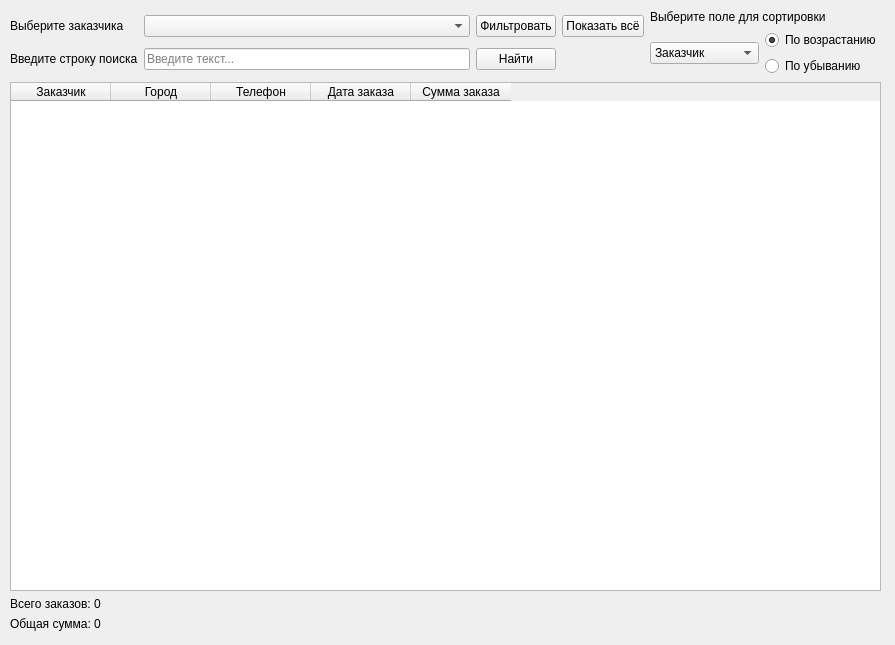
Above: module7/ui/main_window.ui from RKviZitNT/demoex before the change. Below: the same form after it.
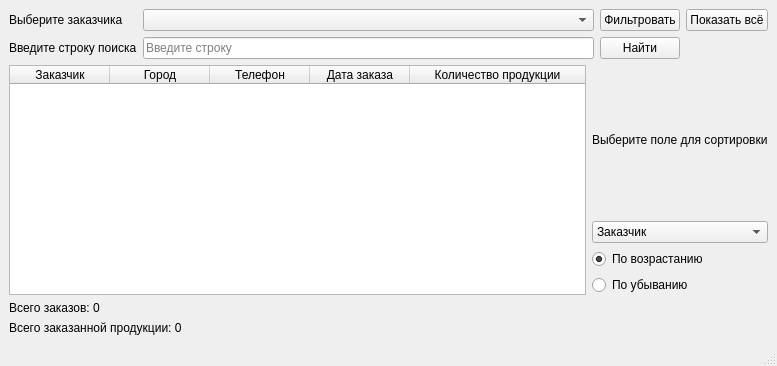
That is the form after the change.

```diff
--- a/module7/ui/main_window.ui
+++ b/module7/ui/main_window.ui
@@ -6,52 +6,25 @@
    <rect>
     <x>0</x>
     <y>0</y>
-    <width>895</width>
-    <height>645</height>
+    <width>777</width>
+    <height>366</height>
    </rect>
   </property>
+  <property name="minimumSize">
+   <size>
+    <width>777</width>
+    <height>366</height>
+   </size>
+  </property>
   <property name="windowTitle">
    <string>Работа с заказами</string>
   </property>
-  <widget class="QWidget" name="general">
-   <widget class="QWidget" name="verticalLayoutWidget_3">
-    <property name="geometry">
-     <rect>
-      <x>10</x>
-      <y>10</y>
-      <width>871</width>
-      <height>621</height>
-     </rect>
-    </property>
-    <layout class="QVBoxLayout" name="verticalLayout">
+  <widget class="QWidget" name="centralwidget">
+   <layout class="QVBoxLayout" name="verticalLayout_4">
      <item>
-      <layout class="QHBoxLayout" name="topPanelLayout">
+     <layout class="QVBoxLayout" name="verticalLayout_3">
        <item>
         <layout class="QGridLayout" name="gridLayout">
-         <item row="0" column="3">
-          <widget class="QPushButton" name="btnShowAll">
-           <property name="text">
-            <string>Показать всё</string>
-           </property>
-          </widget>
-         </item>
-         <item row="1" column="1">
-          <widget class="QLineEdit" name="lineSearch">
-           <property name="placeholderText">
-            <string>Введите текст...</string>
-           </property>
-          </widget>
-         </item>
-         <item row="0" column="1">
-          <widget class="QComboBox" name="comboClients"/>
-         </item>
-         <item row="1" column="0">
-          <widget class="QLabel" name="labelSearchString">
-           <property name="text">
-            <string>Введите строку поиска</string>
-           </property>
-          </widget>
-         </item>
          <item row="0" column="2">
           <widget class="QPushButton" name="btnFilter">
            <property name="text">
@@ -59,6 +32,23 @@
            </property>
           </widget>
          </item>
+        <item row="0" column="0">
+         <widget class="QLabel" name="label">
+          <property name="text">
+           <string>Выберите заказчика</string>
+          </property>
+         </widget>
+        </item>
+        <item row="1" column="0">
+         <widget class="QLabel" name="label_2">
+          <property name="text">
+           <string>Введите строку поиска</string>
+          </property>
+         </widget>
+        </item>
+        <item row="0" column="1">
+         <widget class="QComboBox" name="comboSelectClient"/>
+        </item>
          <item row="1" column="2">
           <widget class="QPushButton" name="btnSearch">
            <property name="text">
@@ -66,28 +56,82 @@
            </property>
           </widget>
          </item>
-         <item row="0" column="0">
-          <widget class="QLabel" name="labelSelectCustomer">
+        <item row="1" column="1">
+         <widget class="QLineEdit" name="lineSearch">
+          <property name="placeholderText">
+           <string>Введите строку</string>
+          </property>
+         </widget>
+        </item>
+        <item row="0" column="3">
+         <widget class="QPushButton" name="btnShowAll">
            <property name="text">
-            <string>Выберите заказчика</string>
+           <string>Показать всё</string>
            </property>
           </widget>
          </item>
         </layout>
        </item>
        <item>
-        <layout class="QVBoxLayout" name="selectFieldForSortLayout">
+       <layout class="QHBoxLayout" name="horizontalLayout">
          <item>
-          <widget class="QLabel" name="labelSelectFieldForSort">
+         <widget class="QTableWidget" name="tableOrders">
+          <property name="minimumSize">
+           <size>
+            <width>0</width>
+            <height>0</height>
+           </size>
+          </property>
+          <property name="editTriggers">
+           <set>QAbstractItemView::EditTrigger::NoEditTriggers</set>
+          </property>
+          <property name="selectionMode">
+           <enum>QAbstractItemView::SelectionMode::NoSelection</enum>
+          </property>
+          <attribute name="horizontalHeaderShowSortIndicator" stdset="0">
+           <bool>false</bool>
+          </attribute>
+          <attribute name="horizontalHeaderStretchLastSection">
+           <bool>true</bool>
+          </attribute>
+          <column>
+           <property name="text">
+            <string>Заказчик</string>
+           </property>
+          </column>
+          <column>
+           <property name="text">
+            <string>Город</string>
+           </property>
+          </column>
+          <column>
+           <property name="text">
+            <string>Телефон</string>
+           </property>
+          </column>
+          <column>
+           <property name="text">
+            <string>Дата заказа</string>
+           </property>
+          </column>
+          <column>
+           <property name="text">
+            <string>Количество продукции</string>
+           </property>
+          </column>
+         </widget>
+        </item>
+        <item>
+         <layout class="QVBoxLayout" name="verticalLayout">
+          <item>
+           <widget class="QLabel" name="label_3">
            <property name="text">
             <string>Выберите поле для сортировки</string>
            </property>
           </widget>
          </item>
          <item>
-          <layout class="QHBoxLayout" name="sortWidgetsLayout">
-           <item>
-            <widget class="QComboBox" name="listSortFields">
+           <widget class="QComboBox" name="comboSelectSortField">
              <item>
               <property name="text">
                <string>Заказчик</string>
@@ -105,13 +149,8 @@
              </item>
             </widget>
            </item>
-           <item>
-            <layout class="QVBoxLayout" name="radioButtonsLayout">
              <item>
               <widget class="QRadioButton" name="radioAsc">
-               <property name="enabled">
-                <bool>true</bool>
-               </property>
                <property name="text">
                 <string>По возрастанию</string>
                </property>
@@ -131,43 +170,10 @@
            </item>
           </layout>
          </item>
-        </layout>
-       </item>
-      </layout>
-     </item>
      <item>
-      <layout class="QVBoxLayout" name="bottomPanelLayout">
+       <layout class="QVBoxLayout" name="verticalLayout_2">
        <item>
-        <widget class="QTableWidget" name="tableOrders">
-         <column>
-          <property name="text">
-           <string>Заказчик</string>
-          </property>
-         </column>
-         <column>
-          <property name="text">
-           <string>Город</string>
-          </property>
-         </column>
-         <column>
-          <property name="text">
-           <string>Телефон</string>
-          </property>
-         </column>
-         <column>
-          <property name="text">
-           <string>Дата заказа</string>
-          </property>
-         </column>
-         <column>
-          <property name="text">
-           <string>Сумма заказа</string>
-          </property>
-         </column>
-        </widget>
-       </item>
-       <item>
-        <widget class="QLabel" name="labelCount">
+         <widget class="QLabel" name="labelTotalOrders">
          <property name="text">
           <string>Всего заказов: 0</string>
          </property>
@@ -176,15 +182,17 @@
        <item>
         <widget class="QLabel" name="labelSum">
          <property name="text">
-          <string>Общая сумма: 0</string>
+           <string>Всего заказанной продукции: 0</string>
          </property>
         </widget>
        </item>
       </layout>
      </item>
     </layout>
-   </widget>
-  </widget>
+    </item>
+   </layout>
+  </widget>
+  <widget class="QStatusBar" name="statusbar"/>
  </widget>
  <resources/>
  <connections/>
```
Left out of the diff: 6 changed lines with no effect on the pictures. Lines whose indentation alone changed are shown as unchanged.
